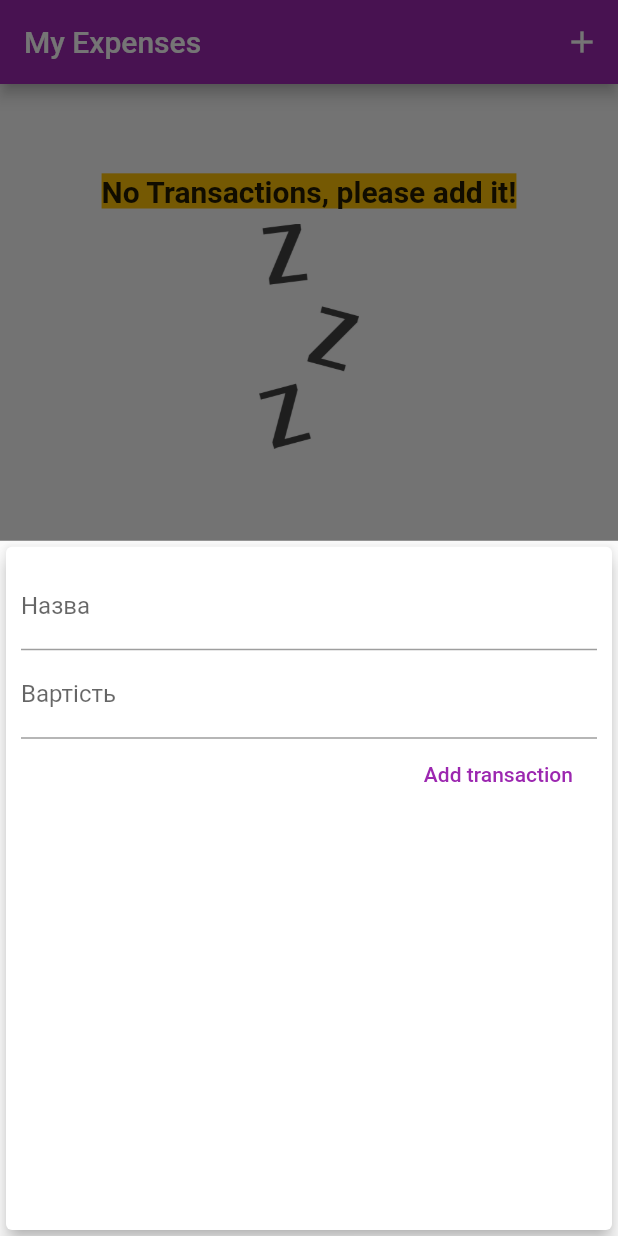
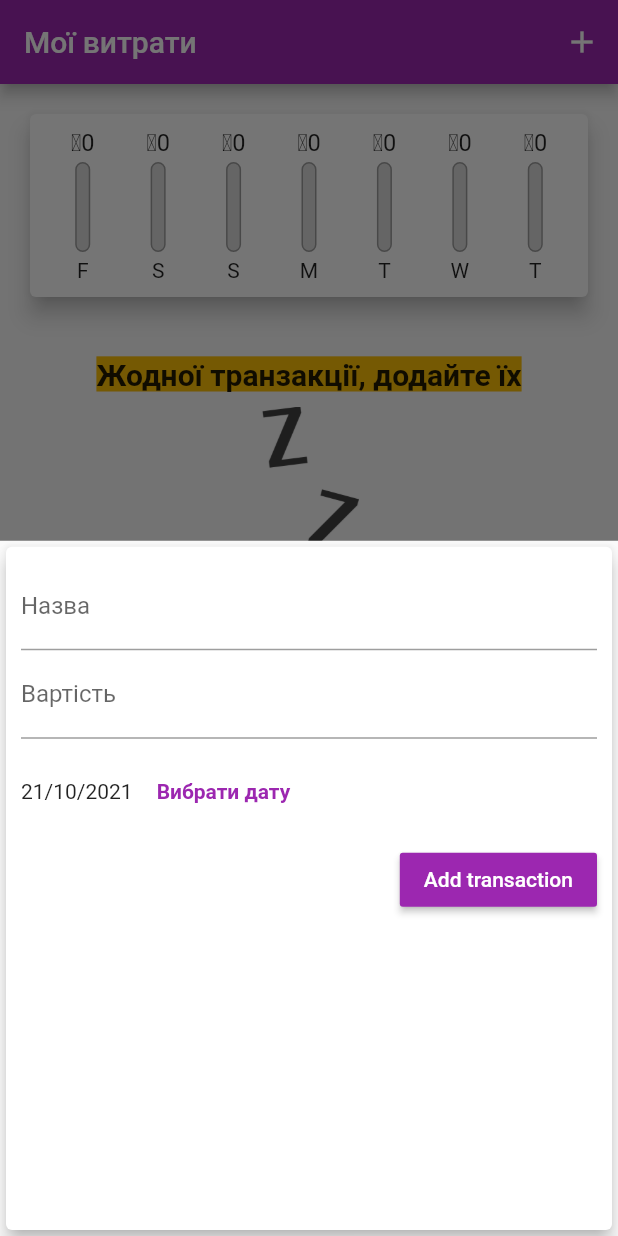
Before and after one commit to Oleg-Baran/flutter_app, a Flutter app: the screen it shows after launch, after a tap on the "add" icon, on a phone screen of 412 x 824 dp. Run offline on Flutter 3.47's test engine with Material 2 defaults, Android fonts, the phone set to English and light mode, and no system bars; Roboto replaces fonts that are missing (AdventPro).

Commit message:
finish project

```diff
--- a/lib/main.dart
+++ b/lib/main.dart
@@ -12,6 +12,7 @@ class MyApp extends StatelessWidget {
   @override
   Widget build(BuildContext context) {
     return MaterialApp(
+      //Ств екземпляр та побудову наших віджетів
       title: 'My Expenses',
       home: MyHomePage(),
       theme: ThemeData(
@@ -32,71 +33,59 @@ class MyHomePage extends StatefulWidget {
 }
 
 class _MyHomePageState extends State<MyHomePage> {
-  final List<Transaction> _userTransaction = [
-    // Transaction(
-    //   't1',
-    //   'Shoes',
-    //   69.99,
-    //   DateTime.now(),
-    // ),
-    // Transaction(
-    //   't2',
-    //   'Tea',
-    //   12.54,
-    //   DateTime.now(),
-    // ),
-    // Transaction(
-    //   't3',
-    //   'Sugar',
-    //   3.29,
-    //   DateTime.now(),
-    // ),
-    // Transaction(
-    //   't3',
-    //   'Bananas',
-    //   55.54,
-    //   DateTime.now(),
-    // ),
-  ];
+  final List<Transaction> _userTransaction = []; //список транзакцій
 
   List<Transaction> get _recentTransactions {
+    //нещодавні транзакції (в даному випадку за 7 днів)
     return _userTransaction.where((tx) {
+      //(tx) - проходимо но кожному елементі
       return tx.date.isAfter(
         DateTime.now().subtract(
-          Duration(days: 7),
+          Duration(days: 7), //Повертає дні від (зараз - 7) тобто тиждень
         ),
       );
     }).toList();
   }
 
-  void _addNewTransaction(String txTitle, double txAmount) {
+  void _addNewTransaction(
+      String txTitle, double txAmount, DateTime chosenDate) {
     final newTx = Transaction(
-      DateTime.now().toString(),
-      txTitle,
-      txAmount,
-      DateTime.now(),
+      DateTime.now().toString(), // id
+      txTitle, //title
+      txAmount, //price
+      chosenDate, // date
     );
 
     setState(() {
       _userTransaction.add(newTx);
     });
-  }
+  } // _addTransaction
 
   void _startAddNewTransaction(BuildContext ctx) {
     showModalBottomSheet(
-      context: ctx,
+      // ModalButton in AppBar
+      context:
+          ctx, // Вказуємо контекст (Використавується для пошуку (Навігація) контексту з яким ми працюємо)
       builder: (_) {
+        // використовується для побудови відображення віджету при виклику нашого метода
         return NewTransaction(_addNewTransaction);
       },
     );
+  } // _startAddNewTransaction
+
+  void _deleteTransaction(String id) {
+    setState(() {
+      _userTransaction.removeWhere((tx) => tx.id == id); //Видаляємо транзакцію зі списку звіряючи її ID
+    });
   }
 
   @override
   Widget build(BuildContext context) {
     return Scaffold(
+      // Створює дизайн materialapp
       appBar: AppBar(
         title: Text(
-          "My Expenses",
+          "Мої витрати",
         ),
         actions: [
           IconButton(
@@ -106,12 +95,13 @@ class _MyHomePageState extends State<MyHomePage> {
         ],
       ),
       body: SingleChildScrollView(
+        // Щоб віджет можна було скролити
         child: Column(
           //mainAxisAlignment: MainAxisAlignment.spaceEvenly,
           crossAxisAlignment: CrossAxisAlignment.stretch,
           children: [
             Chart(_recentTransactions),
-            TransactionList(_userTransaction),
+            TransactionList(_userTransaction, _deleteTransaction),
           ],
         ),
       ),
--- a/lib/widgets/chart.dart
+++ b/lib/widgets/chart.dart
@@ -1,4 +1,5 @@
 import 'package:flutter/material.dart';
+import './chart_bar.dart';
 import '../models/tansaction.dart';
 import 'package:intl/intl.dart';
 
@@ -21,20 +22,40 @@ class Chart extends StatelessWidget {
       }
 
       return {
-        'day': DateFormat.E().format(weekDay),
+        'day': DateFormat.E().format(weekDay).substring(0, 1), //substring скільки символів виводиться (0, 1) Тобто в даному випадку один
         'amount': totalSum,
       };
+    }).reversed.toList();
+  }
+
+  double get totalSpending {
+    return groupTransactionValues.fold(0.0, (sum, item) {
+      return sum + (item['amount'] as num);
     });
   }
 
   @override
   Widget build(BuildContext context) {
-    print(groupTransactionValues);
     return Card(
       elevation: 6,
       margin: EdgeInsets.all(20),
-      child: Row(
-        children: [],
+      child: Padding(
+        padding: EdgeInsets.all(10),
+        child: Row(
+          mainAxisAlignment: MainAxisAlignment.spaceAround,
+          children: groupTransactionValues.map(
+            (data) {
+              return Flexible(
+                fit: FlexFit.tight,
+                child: ChartBar(
+                  data['day'].toString(),
+                  (data['amount'] as double),
+                  totalSpending == 0.0 ? 0.0 : (data['amount'] as double) / totalSpending,
+                ),
+              );
+            },
+          ).toList(),
+        ),
       ),
     );
   }
--- /dev/null
+++ b/lib/widgets/chart_bar.dart
@@ -0,0 +1,57 @@
+import 'package:flutter/material.dart';
+
+class ChartBar extends StatelessWidget {
+  final String label;
+  final double spendingAmount;
+  final double spendingPct;
+
+  ChartBar(this.label, this.spendingAmount, this.spendingPct);
+
+  @override
+  Widget build(BuildContext context) {
+    return Column(
+      children: [
+        Container(
+          height: 18,
+          child: FittedBox(
+            child: Text('₴${spendingAmount.toStringAsFixed(0)}'), //Price in the chart
+          ),
+        ),
+        SizedBox(
+          height: 4,
+        ),
+        Container(
+          height: 60,
+          width: 10,
+          child: Stack(  //діаграма
+            children: [
+              Container(
+                decoration: BoxDecoration(
+                  border: Border.all(
+                    color: Colors.grey,
+                    width: 1,
+                  ),
+                  color: Color.fromRGBO(220, 220, 220, 1),
+                  borderRadius: BorderRadius.circular(20),
+                ),
+              ),
+              FractionallySizedBox(
+                heightFactor: spendingPct,
+                child: Container(
+                  decoration: BoxDecoration(
+                    color: Theme.of(context).primaryColor,
+                    borderRadius: BorderRadius.circular(20),
+                  ),
+                ),
+              ),
+            ],
+          ),
+        ),
+        SizedBox(
+          height: 4,
+        ),
+        Text(label),
+      ],
+    );
+  }
+}
--- a/lib/widgets/new_transaction.dart
+++ b/lib/widgets/new_transaction.dart
@@ -1,4 +1,5 @@
 import 'package:flutter/material.dart';
+import 'package:intl/intl.dart';
 
 class NewTransaction extends StatefulWidget {
   final Function addTx;
@@ -10,25 +11,50 @@ class NewTransaction extends StatefulWidget {
 }
 
 class _NewTransactionState extends State<NewTransaction> {
-  final titleController = TextEditingController(); //контролер приймає в себе дані, які ми вводимо
+  final _titleController = TextEditingController(); //контролер приймає в
+  final _amountController =
+      TextEditingController(); //                   себе дані, які ми вводимо
+  DateTime _selectedDate =
+      DateTime.now(); // Дата, яка викор при додаванні транзації
 
-
-  final amountController = TextEditingController();
-
-  void submitData() {
-    final enteredTitle = titleController.text;
-    final enteredAmount = double.parse(amountController.text);
+  void _submitData() {
+    // прийняття даних транзакції
+    final enteredTitle = _titleController.text;
+    final enteredAmount = double.parse(_amountController.text);
 
     if (enteredTitle.isEmpty || enteredAmount <= 0) {
       return; // Зупиняє виконання функції
     }
 
-    widget.addTx( //розширення нашого віджету
+    widget.addTx(
+      //розширення нашого віджету
       enteredTitle,
       enteredAmount,
+      _selectedDate,
     );
 
-    Navigator.of(context).pop(); //Після додавання нової транзакції вікно додавання закривається автоматчно
+    Navigator.of(context)
+        .pop(); //Після додавання нової транзакції вікно додавання закривається автоматчно
+  }
+
+  void _presentDatePicker() {
+    //Опрацювання дат з якими ми можемо працювати під час додавання транзакції
+    showDatePicker(
+      context: context,
+      initialDate: DateTime.now(), // Ініціалізація дати
+      firstDate: DateTime(2021), // дата до котрої ми можемо вернутись
+      lastDate: DateTime.now(), // остання дата яку ми можемо вибрати (зараз)
+    ).then((pickedDate) {
+      // привласнюємо аргумент
+      if (pickedDate == null) {
+        return;
+      }
+
+      setState(() {
+        //викликається для зміни стану віджету
+        _selectedDate = pickedDate;
+      });
+    });
   }
 
   @override
@@ -41,22 +67,41 @@ class _NewTransactionState extends State<NewTransaction> {
           crossAxisAlignment: CrossAxisAlignment.end,
           children: [
             TextField(
+              // поле для заповнення текстом
               decoration: InputDecoration(labelText: 'Назва'),
-              // onChanged: (val) => titleInput = val,
-              controller: titleController,
-              onSubmitted: (_) => submitData(),
+              controller: _titleController, // збереження введеного
+              onSubmitted: (_) =>
+                  _submitData(), // для додавання даних через значок DONE на клавіатурі
             ),
             TextField(
               decoration: InputDecoration(labelText: 'Вартість'),
-              // onChanged: (val) => amountInput = val,
-              controller: amountController,
-              keyboardType: TextInputType.number,
-              onSubmitted: (_) => submitData(),
+              controller: _amountController, // збереження введеного
+              keyboardType: TextInputType.number, // лише номерна клавіатура
+              onSubmitted: (_) =>
+                  _submitData(), // для додавання даних через значок DONE на клавіатурі
+            ),
+            Container( // Відображженя та вибір дати
+              height: 70,
+              child: Row(
+                children: [
+                  Text(DateFormat('d/M/y').format(_selectedDate)),
+                  // ignore: deprecated_member_use
+                  FlatButton(
+                    textColor: Theme.of(context).primaryColor,
+                    onPressed: _presentDatePicker,
+                    child: Text(
+                      'Вибрати дату',
+                      style: TextStyle(fontWeight: FontWeight.bold),
+                    ),
+                  )
+                ],
+              ),
             ),
             // ignore: deprecated_member_use
-            FlatButton(
-              onPressed: submitData,
-              textColor: Colors.purple,
+            RaisedButton(
+              onPressed: _submitData,
+              color: Theme.of(context).primaryColor,
+              textColor: Colors.white,
               child: Text('Add transaction'),
             ),
           ],
--- a/lib/widgets/transaction_list.dart
+++ b/lib/widgets/transaction_list.dart
@@ -1,24 +1,33 @@
 import "package:flutter/material.dart";
 import 'package:intl/intl.dart';
+//import 'package:intl/intl.dart';
 
 class TransactionList extends StatelessWidget {
   final List transaction;
+  final Function deleteTx;
 
-  TransactionList(this.transaction);
+  TransactionList(this.transaction, this.deleteTx);
 
   @override
   Widget build(BuildContext context) {
     return Container(
-      height: 240,
-      child: transaction.isEmpty
+      height: 515,
+      child: transaction.isEmpty // Якщо список пустий то виводимо інший віджет
           ? Column(
               children: [
-                SizedBox(height: 20,),
+                SizedBox(
+                  height: 20,
+                ),
                 Text(
-                  'No Transactions, please add it!',
-                  style: TextStyle(fontSize: 20, backgroundColor: Colors.amber, fontWeight: FontWeight.bold),
+                  'Жодної транзакції, додайте їх',
+                  style: TextStyle(
+                      fontSize: 20,
+                      backgroundColor: Colors.amber,
+                      fontWeight: FontWeight.bold),
                 ),
-                SizedBox(height: 10,),
+                SizedBox(
+                  height: 10,
+                ),
                 Container(
                     height: 150,
                     child: Image.asset('assets/images/wait.png',
@@ -26,57 +35,45 @@ class TransactionList extends StatelessWidget {
               ],
             )
           : ListView.builder(
+              // Інакше виводмо наш список транзакцій
               itemBuilder: (ctx, index) {
+                //ctx певний ств віджет, індекс це його номирація
                 return Card(
+                  margin: EdgeInsets.symmetric(vertical: 8, horizontal: 5),
                   elevation: 5,
-                  child: Row(
-                    children: [
-                      Container(
-                        margin: EdgeInsets.symmetric(
-                          vertical: 10,
-                          horizontal: 15,
-                        ),
-                        decoration: BoxDecoration(
-                          border: Border.all(
-                            color: Theme.of(context).primaryColor,
-                            width: 2,
-                          ),
-                          borderRadius: BorderRadius.circular(10),
-                        ),
-                        padding: EdgeInsets.all(10),
-                        child: Text(
-                          '₴ ${transaction[index].amount.toStringAsFixed(2)}',
-                          style: TextStyle(
-                            fontWeight: FontWeight.bold,
-                            fontSize: 20,
-                            color: Theme.of(context).primaryColor,
-                          ),
+                  child: ListTile(
+                    leading: CircleAvatar(
+                      backgroundColor: Theme.of(context).primaryColor,
+                      foregroundColor: Colors.white,
+                      radius: 30,
+                      child: Padding(
+                        padding: EdgeInsets.all(6),
+                        child: FittedBox(
+                          child: Text(
+                              '₴${transaction[index].amount}'), //передаємо вартість
                         ),
                       ),
-                      Column(
-                        crossAxisAlignment: CrossAxisAlignment.start,
-                        children: [
-                          Text(
-                            transaction[index].title,
-                            style: TextStyle(
-                              fontWeight: FontWeight.bold,
-                              fontSize: 16,
-                            ),
-                          ),
-                          Text(
-                            DateFormat('d-M-y\nH:m')
-                                .format(transaction[index].date),
-                            style: TextStyle(
-                              color: Colors.grey,
-                            ),
-                          ),
-                        ],
-                      ),
-                    ],
+                    ),
+                    title: Text(
+                      transaction[index].title, //назва транзакції
+                      style:
+                          TextStyle(fontSize: 20, fontWeight: FontWeight.bold),
+                    ),
+                    subtitle: Text(
+                      DateFormat.yMMMd()
+                          .format(transaction[index].date), //дата транзакції
+                    ),
+                    trailing: IconButton(
+                      //видалення транзакції
+                      onPressed: () => deleteTx(transaction[index].id), //необхідно передати аргумент (наш ІД транзакції)
+                      icon: Icon(Icons.delete_outlined),
+                      color: Theme.of(context).errorColor,
+                    ), //останній елемент (видалення\корегування тощо)
                   ),
                 );
               },
-              itemCount: transaction.length,
+              itemCount:
+                  transaction.length, //покращує опрацювання для прокрутки
             ),
     );
   }
```
